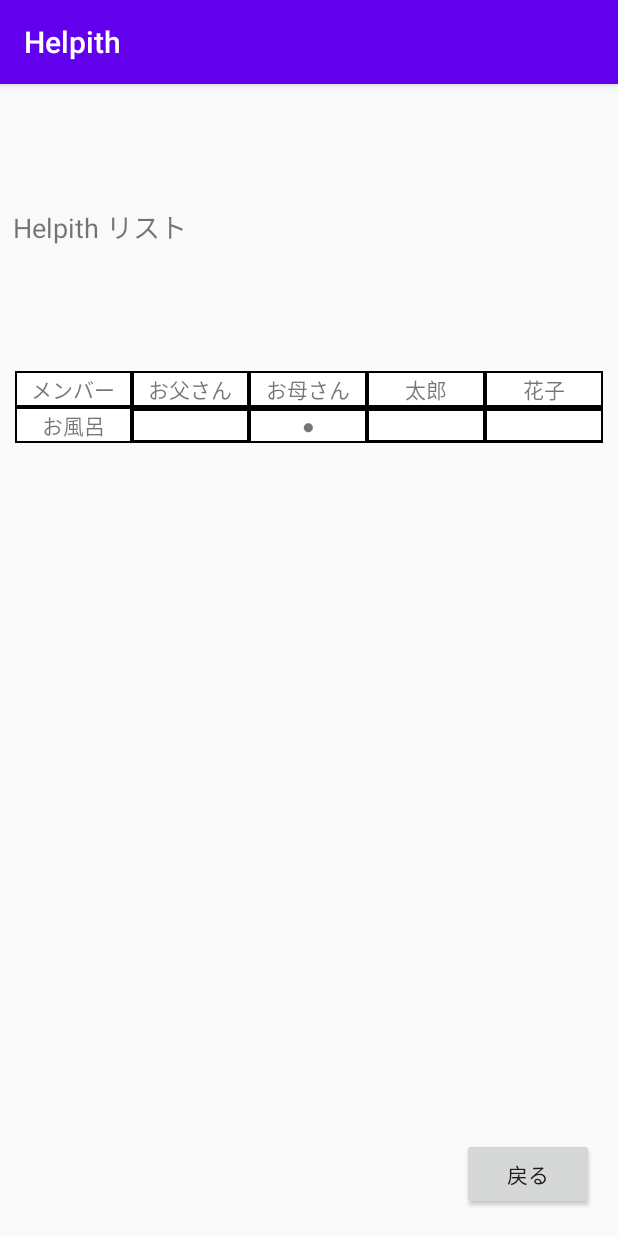
After one commit to co-carbon-monoxide/Helpith-Frontend, an Android app: the ListActivity screen opened directly, with no data from a screen before it, on a phone screen of 412 x 824 dp. The commit adds this screen. Run offline under Robolectric (Android 15) with nearby library versions, the phone set to English and light mode, and no system bars.

Commit message:
✨ Add: Helpithリストへの遷移を実装

```diff
--- a/app/src/main/AndroidManifest.xml
+++ b/app/src/main/AndroidManifest.xml
@@ -18,6 +18,14 @@
                 <category android:name="android.intent.category.LAUNCHER" />
             </intent-filter>
         </activity>
+
+        <activity android:name=".ListActivity">
+            <intent-filter>
+                <action android:name="android.intent.action.LISTS" />
+
+                <category android:name="android.intent.category.LAUNCHER" />
+            </intent-filter>
+        </activity>
     </application>
 
 </manifest>
--- /dev/null
+++ b/app/src/main/java/monoxide/carbon/Helpith/ListActivity.kt
@@ -0,0 +1,26 @@
+package monoxide.carbon.Helpith
+
+import android.os.Bundle
+import android.view.View
+import android.widget.Button
+import android.widget.CalendarView
+import android.widget.TextView
+import androidx.appcompat.app.AppCompatActivity
+
+class ListActivity: AppCompatActivity() {
+
+    override fun onCreate(savedInstanceState: Bundle?) {
+        super.onCreate(savedInstanceState)
+        setContentView(R.layout.activity_list)
+
+        val date = intent.getStringExtra("HELPITH_DATE")
+        val helpithListDataTextView: TextView = findViewById(R.id.helpith_list_date)
+        helpithListDataTextView.text = date
+
+        val button: Button = findViewById(R.id.button)
+        button.setOnClickListener {
+            finish()
+        }
+    }
+
+}
--- a/app/src/main/java/monoxide/carbon/Helpith/MainActivity.kt
+++ b/app/src/main/java/monoxide/carbon/Helpith/MainActivity.kt
@@ -2,6 +2,8 @@ package monoxide.carbon.Helpith
 
 import android.os.AsyncTask
 import android.os.Bundle
+import android.view.View
+import android.content.Intent
 import android.widget.CalendarView
 import android.widget.CalendarView.OnDateChangeListener
 import android.widget.TextView
@@ -29,9 +31,10 @@ class MainActivity : AppCompatActivity() {
 
     private inner class DateChangeListener : CalendarView.OnDateChangeListener {
         override fun onSelectedDayChange(calendarView: CalendarView, year: Int, month: Int, dayOfMonth: Int) {
-            val textview2: TextView = findViewById(R.id.textView2)
             val displayMonth = month + 1
-            textview2.text = "$year/$displayMonth/$dayOfMonth"
+            val intent = Intent(applicationContext, ListActivity::class.java)
+            intent.putExtra("HELPITH_DATE", "$year/$displayMonth/$dayOfMonth")
+            startActivity(intent)
         }
     }
 
--- /dev/null
+++ b/app/src/main/res/layout/activity_list.xml
@@ -0,0 +1,190 @@
+<?xml version="1.0" encoding="utf-8"?>
+<androidx.constraintlayout.widget.ConstraintLayout
+    xmlns:android="http://schemas.android.com/apk/res/android"
+    xmlns:app="http://schemas.android.com/apk/res-auto"
+    xmlns:tools="http://schemas.android.com/tools"
+    android:layout_width="match_parent"
+    android:layout_height="match_parent">
+
+    <Button
+        android:id="@+id/button"
+        android:layout_width="wrap_content"
+        android:layout_height="wrap_content"
+        android:text="戻る"
+        app:layout_constraintBottom_toBottomOf="parent"
+        app:layout_constraintEnd_toEndOf="parent"
+        app:layout_constraintHorizontal_bias="0.95"
+        app:layout_constraintStart_toStartOf="parent"
+        app:layout_constraintTop_toTopOf="parent"
+        app:layout_constraintVertical_bias="0.976" />
+
+    <TextView
+        android:id="@+id/textView4"
+        android:layout_width="wrap_content"
+        android:layout_height="wrap_content"
+        android:text="Helpith リスト"
+        android:textSize="18sp"
+        app:layout_constraintBottom_toBottomOf="parent"
+        app:layout_constraintEnd_toEndOf="parent"
+        app:layout_constraintHorizontal_bias="0.03"
+        app:layout_constraintStart_toStartOf="parent"
+        app:layout_constraintTop_toTopOf="parent"
+        app:layout_constraintVertical_bias="0.11" />
+
+    <TableLayout
+        android:id="@+id/tableLayout"
+        android:layout_width="0dp"
+        android:layout_height="238dp"
+        android:layout_margin="10dp"
+        app:layout_constraintBottom_toBottomOf="parent"
+        app:layout_constraintEnd_toEndOf="parent"
+        app:layout_constraintStart_toStartOf="parent"
+        app:layout_constraintTop_toTopOf="parent"
+        app:layout_constraintVertical_bias="0.356">
+
+        <TableRow
+            android:layout_width="match_parent"
+            android:layout_height="wrap_content"
+            android:background="#000000">
+
+            <TextView
+                android:id="@+id/textView5"
+                android:layout_width="0dip"
+                android:layout_height="wrap_content"
+                android:layout_margin="1dp"
+                android:layout_weight="1"
+                android:background="#FFFFFF"
+                android:text="メンバー"
+                android:textAlignment="center"
+                android:textSize="14sp" />
+
+            <TextView
+                android:id="@+id/textView6"
+                android:layout_width="0dip"
+                android:layout_height="wrap_content"
+                android:layout_margin="1dp"
+                android:layout_weight="1"
+                android:background="#FFFFFF"
+                android:text="お父さん"
+                android:textAlignment="center"
+                android:textSize="14sp" />
+
+            <TextView
+                android:id="@+id/textView7"
+                android:layout_width="0dip"
+                android:layout_height="wrap_content"
+                android:layout_margin="1dp"
+                android:layout_weight="1"
+                android:background="#FFFFFF"
+                android:text="お母さん"
+                android:textAlignment="center"
+                android:textSize="14sp" />
+
+            <TextView
+                android:id="@+id/textView8"
+                android:layout_width="0dip"
+                android:layout_height="wrap_content"
+                android:layout_margin="1dp"
+                android:layout_weight="1"
+                android:background="#FFFFFF"
+                android:text="太郎"
+                android:textAlignment="center"
+                android:textSize="14sp" />
+
+            <TextView
+                android:id="@+id/textView9"
+                android:layout_width="0dip"
+                android:layout_height="wrap_content"
+                android:layout_margin="1dp"
+                android:layout_weight="1"
+                android:background="#FFFFFF"
+                android:text="花子"
+                android:textAlignment="center"
+                android:textSize="14sp" />
+
+        </TableRow>
+
+        <TableRow
+            android:layout_width="match_parent"
+            android:layout_height="match_parent"
+            android:background="#000000">
+
+            <TextView
+                android:id="@+id/textView10"
+                android:layout_width="0dip"
+                android:layout_height="wrap_content"
+                android:layout_margin="1dp"
+                android:layout_weight="1"
+                android:background="#FFFFFF"
+                android:text="お風呂"
+                android:textAlignment="center"
+                android:textSize="14sp" />
+
+            <TextView
+                android:id="@+id/textView11"
+                android:layout_width="0dip"
+                android:layout_height="wrap_content"
+                android:layout_margin="1dp"
+                android:layout_weight="1"
+                android:background="#FFFFFF"
+                android:textAlignment="center"
+                android:textSize="14sp" />
+
+            <TextView
+                android:id="@+id/textView12"
+                android:layout_width="0dip"
+                android:layout_height="wrap_content"
+                android:layout_margin="1dp"
+                android:layout_weight="1"
+                android:background="#FFFFFF"
+                android:text="●"
+                android:textAlignment="center"
+                android:textSize="14sp" />
+
+            <TextView
+                android:id="@+id/textView13"
+                android:layout_width="0dip"
+                android:layout_height="wrap_content"
+                android:layout_margin="1dp"
+                android:layout_weight="1"
+                android:background="#FFFFFF"
+                android:textAlignment="center"
+                android:textSize="14sp" />
+
+            <TextView
+                android:id="@+id/textView14"
+                android:layout_width="0dip"
+                android:layout_height="wrap_content"
+                android:layout_margin="1dp"
+                android:layout_weight="1"
+                android:background="#FFFFFF"
+                android:textAlignment="center"
+                android:textSize="14sp" />
+        </TableRow>
+
+        <TableRow
+            android:layout_width="match_parent"
+            android:layout_height="match_parent" />
+
+        <TableRow
+            android:layout_width="match_parent"
+            android:layout_height="match_parent" />
+
+        <TableRow
+            android:layout_width="match_parent"
+            android:layout_height="wrap_content" />
+    </TableLayout>
+
+    <TextView
+        android:id="@+id/helpith_list_date"
+        android:layout_width="wrap_content"
+        android:layout_height="wrap_content"
+        android:text="HelpithListDate"
+        android:textAlignment="viewStart"
+        app:layout_constraintBottom_toBottomOf="parent"
+        app:layout_constraintEnd_toEndOf="parent"
+        app:layout_constraintHorizontal_bias="0.028"
+        app:layout_constraintStart_toStartOf="parent"
+        app:layout_constraintTop_toTopOf="parent"
+        app:layout_constraintVertical_bias="0.163" />
+</androidx.constraintlayout.widget.ConstraintLayout>
--- a/app/src/main/res/layout/activity_main.xml
+++ b/app/src/main/res/layout/activity_main.xml
@@ -34,16 +34,4 @@
         app:layout_constraintTop_toTopOf="parent"
         app:layout_constraintVertical_bias="0.814" />
 
-    <TextView
-        android:id="@+id/textView2"
-        android:layout_width="wrap_content"
-        android:layout_height="wrap_content"
-        android:text="test"
-        android:textSize="24sp"
-        app:layout_constraintBottom_toBottomOf="parent"
-        app:layout_constraintEnd_toEndOf="parent"
-        app:layout_constraintHorizontal_bias="0.096"
-        app:layout_constraintStart_toStartOf="parent"
-        app:layout_constraintTop_toBottomOf="@+id/calendarView"
-        app:layout_constraintVertical_bias="0.14" />
 </androidx.constraintlayout.widget.ConstraintLayout>
```
